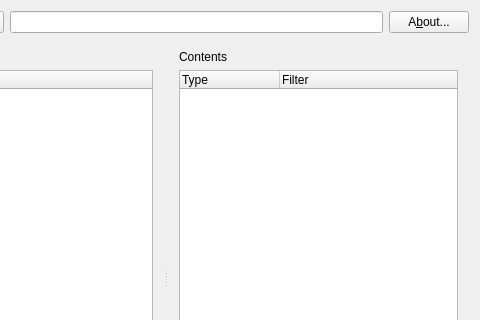
Qt form mainwidget.ui (BrainB0ne/spotwebfc) before a commit; both pictures show x 259 to 739 and y 0 to 320 of the 739 by 526 pixel window.
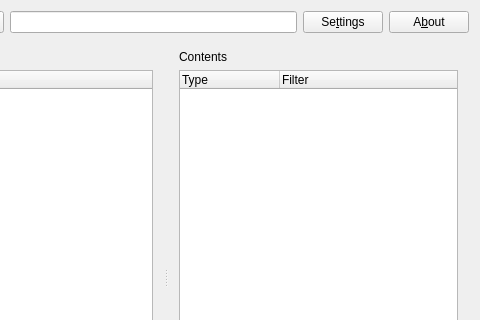
The same form after that commit. Icons and pictures are not drawn.

Commit message: added SettingsDialog and dutch translation (.ts)

What changed in the file:
```diff
--- a/mainwidget.ui
+++ b/mainwidget.ui
@@ -70,7 +70,7 @@
      </property>
     </widget>
    </item>
-   <item row="1" column="0" colspan="5">
+   <item row="1" column="0" colspan="6">
     <widget class="QSplitter" name="splitter">
      <property name="orientation">
       <enum>Qt::Horizontal</enum>
@@ -199,10 +199,10 @@
      </widget>
     </widget>
    </item>
-   <item row="0" column="4">
+   <item row="0" column="5">
     <widget class="QPushButton" name="aboutButton">
      <property name="text">
-      <string>A&amp;bout...</string>
+      <string>A&amp;bout</string>
      </property>
      <property name="icon">
       <iconset resource="spotwebfc.qrc">
@@ -210,6 +210,17 @@
      </property>
     </widget>
    </item>
+   <item row="0" column="4">
+    <widget class="QPushButton" name="settingsButton">
+     <property name="text">
+      <string>Se&amp;ttings</string>
+     </property>
+     <property name="icon">
+      <iconset resource="spotwebfc.qrc">
+       <normaloff>:/images/settings.png</normaloff>:/images/settings.png</iconset>
+     </property>
+    </widget>
+   </item>
   </layout>
  </widget>
  <layoutdefault spacing="6" margin="11"/>
```
The commit also changes 4 other files.
